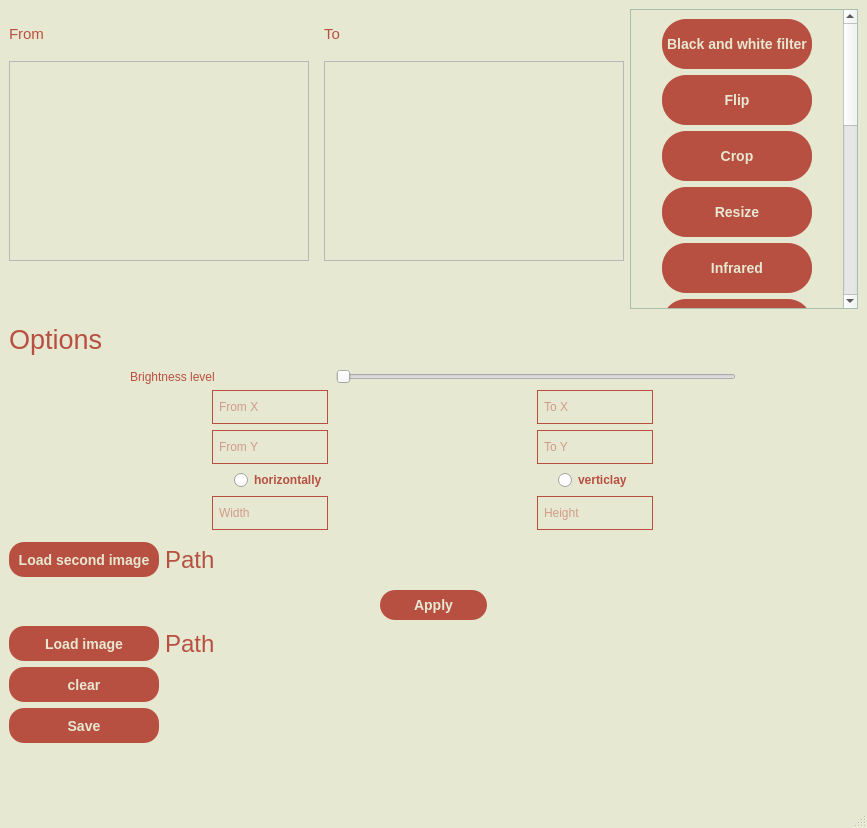
First picture: the form in app/untitled/mainwindow.ui, repository AdelHefny/Image-Filters, before the edit.
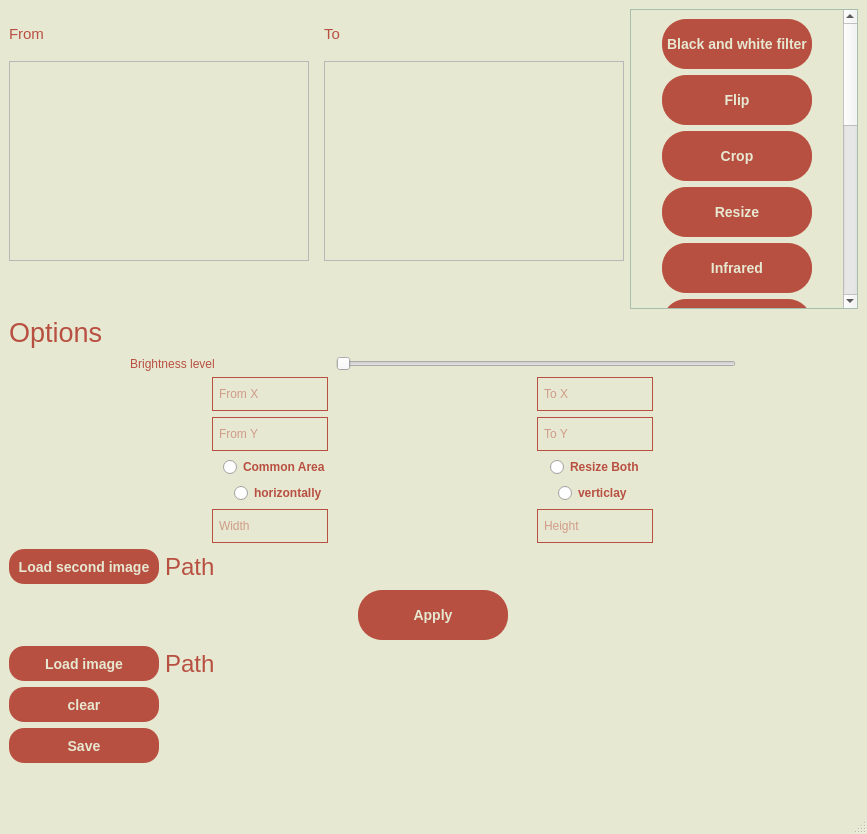
Second picture: the form after the edit. Icons and pictures are not drawn.

What changed in the file:
```diff
--- a/app/untitled/mainwindow.ui
+++ b/app/untitled/mainwindow.ui
@@ -7,7 +7,7 @@
     <x>0</x>
     <y>0</y>
     <width>867</width>
-    <height>828</height>
+    <height>834</height>
    </rect>
   </property>
   <property name="sizePolicy">
@@ -789,6 +789,36 @@
       </item>
      </layout>
     </item>
+    <item>
+     <layout class="QHBoxLayout" name="horizontalLayout_9">
+      <item>
+       <widget class="QRadioButton" name="CommonArea">
+        <property name="sizePolicy">
+         <sizepolicy hsizetype="Maximum" vsizetype="Fixed">
+          <horstretch>0</horstretch>
+          <verstretch>0</verstretch>
+         </sizepolicy>
+        </property>
+        <property name="text">
+         <string>Common Area</string>
+        </property>
+       </widget>
+      </item>
+      <item>
+       <widget class="QRadioButton" name="ResizeMerge">
+        <property name="sizePolicy">
+         <sizepolicy hsizetype="Maximum" vsizetype="Fixed">
+          <horstretch>0</horstretch>
+          <verstretch>0</verstretch>
+         </sizepolicy>
+        </property>
+        <property name="text">
+         <string>Resize Both</string>
+        </property>
+       </widget>
+      </item>
+     </layout>
+    </item>
     <item>
      <layout class="QHBoxLayout" name="horizontalLayout_3">
       <item>
@@ -925,8 +955,8 @@
         </property>
         <property name="minimumSize">
          <size>
-          <width>107</width>
-          <height>30</height>
+          <width>150</width>
+          <height>50</height>
          </size>
         </property>
         <property name="maximumSize">
@@ -937,7 +967,7 @@
         </property>
         <property name="styleSheet">
          <string notr="true">QPushButton{
-	border-radius: 15%;
+	border-radius: 24px;
 }</string>
         </property>
         <property name="text">
```
